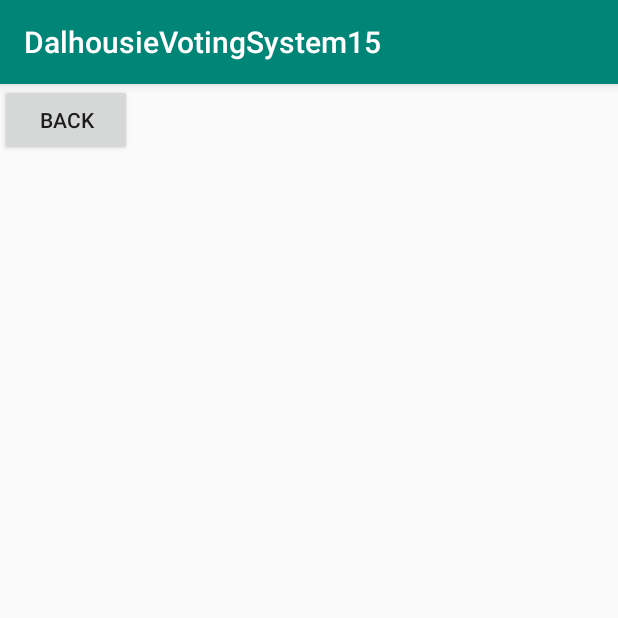
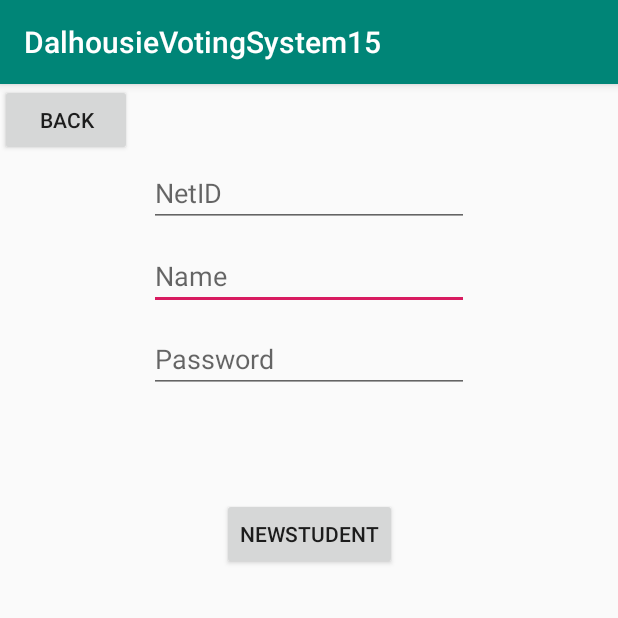
Before and after one commit to Blakepatri/ElectionApp, an Android app: the Administer_StudentControl screen opened directly, with no data from a screen before it, on a phone screen of 412 x 824 dp, the top half of it. Run offline under Robolectric (Android 15) with nearby library versions, the phone set to English and light mode, and no system bars; our stand-ins replace Firebase (no records; nobody signed in at launch, a user with empty details on screens opened directly).

Commit message:
Log in fixed

```diff
--- a/DalhousieVotingSystem15/app/src/main/java/com/example/dalhousievotingsystem15/Administer_StudentControl.java
+++ b/DalhousieVotingSystem15/app/src/main/java/com/example/dalhousievotingsystem15/Administer_StudentControl.java
@@ -1,14 +1,105 @@
 package com.example.dalhousievotingsystem15;
 
+import androidx.annotation.NonNull;
 import androidx.appcompat.app.AppCompatActivity;
 
+import android.content.Intent;
 import android.os.Bundle;
+import android.view.View;
+import android.widget.Button;
+import android.widget.EditText;
+import android.widget.TextView;
+
+import com.google.firebase.database.DataSnapshot;
+import com.google.firebase.database.DatabaseError;
+import com.google.firebase.database.ValueEventListener;
 
 public class Administer_StudentControl extends AppCompatActivity {
+    private Button backtoAdmLogin;
+    private EditText netID;
+    private EditText name;
+    private EditText password;
+    private Button addStudent;
+    private TextView status;
 
     @Override
     protected void onCreate(Bundle savedInstanceState) {
         super.onCreate(savedInstanceState);
         setContentView(R.layout.activity_administer_student_control);
+        netID=(EditText)findViewById(R.id.NetID);
+        name=(EditText)findViewById(R.id.Name);
+        password=(EditText)findViewById(R.id.Password);
+        addStudent=(Button)findViewById(R.id.AddStudent);
+        backtoAdmLogin=(Button)findViewById(R.id.BacktoAdmLogin);
+        status=(TextView) findViewById(R.id.Status);
+
+        backtoAdmLogin.setOnClickListener(new View.OnClickListener() {
+            @Override
+            public void onClick(View v) {
+                startActivity(new Intent(Administer_StudentControl.this, Administer_LogIn.class));
+            }
+        });
+
+        addStudent.setOnClickListener(new View.OnClickListener() {
+            @Override
+            public void onClick(View v) {
+                String Id=netID.getText().toString();
+                String Name=name.getText().toString();
+                String Password=password.getText().toString();
+                UserInfo newuser=new UserInfo(Id,Password);
+                if(!IsNetIDExist(Id)&&IsPasswordValid()){
+                    //userRef.child(userID).setValue(user);
+                   // MainActivity.studentRef.child(Id).setValue(newuser);
+                    MainActivity.studentRef.child(Id).child("NetID").setValue(Id);
+                    MainActivity.studentRef.child(Id).child("Password").setValue(Password);
+                    MainActivity.studentRef.child(Id).child("Name").setValue(Name);
+                    status.setText("Account create");
+                }
+            }
+        });
+
+
+
+
+
+
+
+    }
+
+
+
+
+    protected boolean IsPasswordValid(){
+        return true;
+    }
+
+    private boolean IsNetIDExist(final String netID){
+
+        MainActivity.studentRef.addValueEventListener(new ValueEventListener() {
+            @Override
+            public void onDataChange(@NonNull DataSnapshot dataSnapshot) {
+                status=(TextView) findViewById(R.id.Status);
+
+                String info=dataSnapshot.child(netID).child("NetID").getValue(String.class);
+                if(info.length()>3){
+                    status.setText("Account exist");
+                }else {
+                    status.setText("Account create");
+                }
+            }
+
+            @Override
+            public void onCancelled(@NonNull DatabaseError databaseError) {
+
+            }
+        });
+
+        String text=status.getText().toString();
+        if(text.equals("Account exist")){
+            return true;
+        }else {
+            return false;
+        }
+
     }
 }
--- a/DalhousieVotingSystem15/app/src/main/java/com/example/dalhousievotingsystem15/Candidate_Login.java
+++ b/DalhousieVotingSystem15/app/src/main/java/com/example/dalhousievotingsystem15/Candidate_Login.java
@@ -43,6 +43,8 @@ public class Candidate_Login extends AppCompatActivity {
 
 
 
+
+
         logOut.setOnClickListener(new View.OnClickListener() {
             @Override
             public void onClick(View v) {
--- a/DalhousieVotingSystem15/app/src/main/java/com/example/dalhousievotingsystem15/MainActivity.java
+++ b/DalhousieVotingSystem15/app/src/main/java/com/example/dalhousievotingsystem15/MainActivity.java
@@ -160,7 +160,7 @@ public class MainActivity extends AppCompatActivity {
                 status.setText(text);
                 if(text!=null) {
                     if (text.equals(password)) {
-                        startActivity(new Intent(MainActivity.this, Student_Login.class));
+                        startActivity(new Intent(MainActivity.this, Candidate_Login.class));
                         SaveUserIf("c",netid, password);
                     } else {
                         status.setText("Incorrect Password");
@@ -190,7 +190,7 @@ public class MainActivity extends AppCompatActivity {
                 if(text!=null) {
                     if (text.equals(password)) {
                         startActivity(new Intent(MainActivity.this, Administer_LogIn.class));
-                        SaveUserIf("s",netid, password);
+                        SaveUserIf("a",netid, password);
                     } else {
                         status.setText("Incorrect Password");
                     }
--- a/DalhousieVotingSystem15/app/src/main/res/layout/activity_administer_student_control.xml
+++ b/DalhousieVotingSystem15/app/src/main/res/layout/activity_administer_student_control.xml
@@ -6,6 +6,30 @@
     android:layout_height="match_parent"
     tools:context=".Administer_StudentControl">
 
+    <EditText
+        android:id="@+id/Name"
+        android:layout_width="wrap_content"
+        android:layout_height="wrap_content"
+        android:layout_marginTop="10dp"
+        android:ems="10"
+        android:hint="Name"
+        android:inputType="textPersonName"
+        app:layout_constraintEnd_toEndOf="parent"
+        app:layout_constraintStart_toStartOf="parent"
+        app:layout_constraintTop_toBottomOf="@+id/NetID" />
+
+    <EditText
+        android:id="@+id/Password"
+        android:layout_width="wrap_content"
+        android:layout_height="wrap_content"
+        android:layout_marginTop="10dp"
+        android:ems="10"
+        android:hint="Password"
+        android:inputType="textPersonName"
+        app:layout_constraintEnd_toEndOf="parent"
+        app:layout_constraintStart_toStartOf="parent"
+        app:layout_constraintTop_toBottomOf="@+id/Name" />
+
     <Button
         android:id="@+id/BacktoAdmLogin"
         android:layout_width="wrap_content"
@@ -13,4 +37,35 @@
         android:text="Back"
         app:layout_constraintStart_toStartOf="parent"
         app:layout_constraintTop_toTopOf="parent" />
+
+    <EditText
+        android:id="@+id/NetID"
+        android:layout_width="wrap_content"
+        android:layout_height="wrap_content"
+        android:layout_marginTop="50dp"
+        android:ems="10"
+        android:hint="NetID"
+        android:inputType="textPersonName"
+        app:layout_constraintEnd_toEndOf="parent"
+        app:layout_constraintStart_toStartOf="parent"
+        app:layout_constraintTop_toTopOf="parent" />
+
+    <Button
+        android:id="@+id/AddStudent"
+        android:layout_width="wrap_content"
+        android:layout_height="wrap_content"
+        android:layout_marginTop="70dp"
+        android:text="NewStudent"
+        app:layout_constraintEnd_toEndOf="parent"
+        app:layout_constraintStart_toStartOf="parent"
+        app:layout_constraintTop_toBottomOf="@+id/Password" />
+
+    <TextView
+        android:id="@+id/Status"
+        android:layout_width="211dp"
+        android:layout_height="29dp"
+        android:layout_marginTop="10dp"
+        app:layout_constraintEnd_toEndOf="parent"
+        app:layout_constraintStart_toStartOf="parent"
+        app:layout_constraintTop_toBottomOf="@+id/Password" />
 </androidx.constraintlayout.widget.ConstraintLayout>
```
Also changed, not shown: DalhousieVotingSystem15/app/src/main/java/com/example/dalhousievotingsystem15/Administer_LogIn.java (+11 -2 lines), 1 other file.
